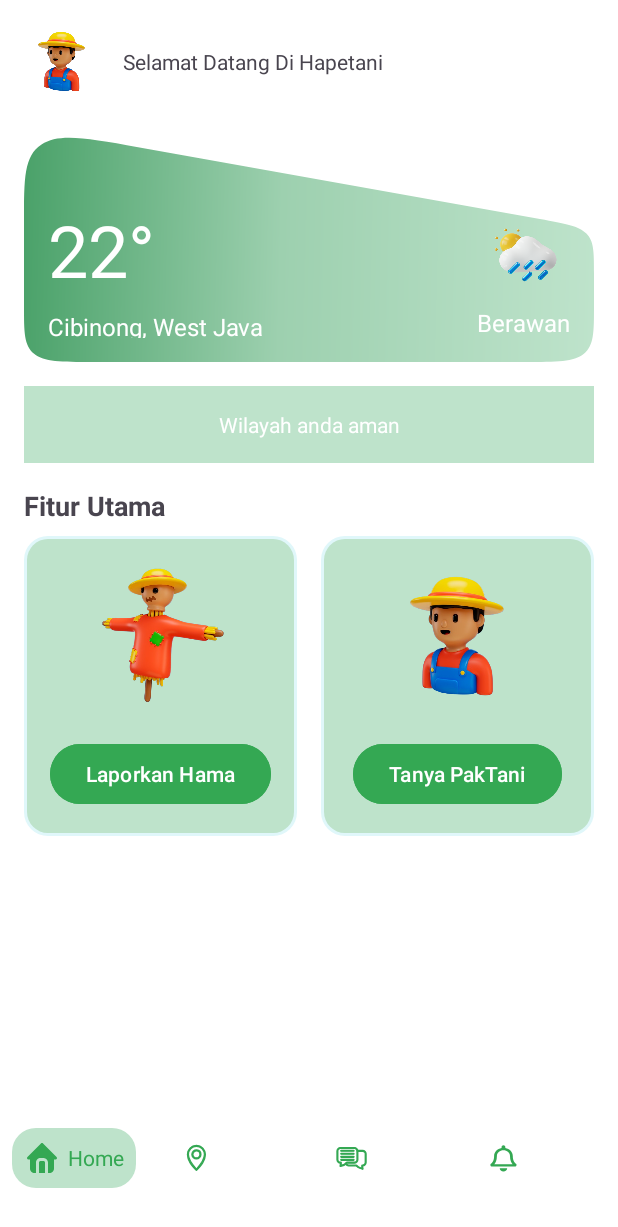
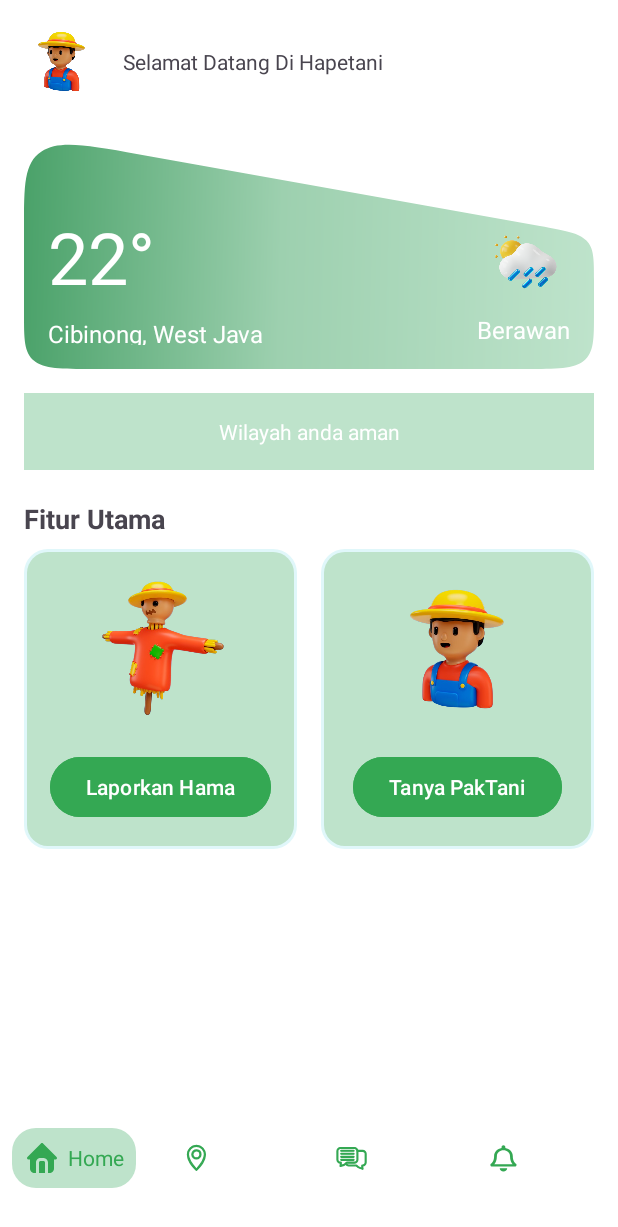
Before and after one commit to TerraShields/FarmShields, an Android app: the HomeFragment screen opened through its navigation route, on a phone screen of 412 x 824 dp. Shown: the top 1227 px of the screen. Run offline under Robolectric (Android 15) with nearby library versions, the phone set to English and light mode, and no system bars; our stand-ins replace navigation-ui.

Commit message:
fix-uiHome

```diff
--- a/app/src/main/res/layout/fragment_home.xml
+++ b/app/src/main/res/layout/fragment_home.xml
@@ -13,7 +13,7 @@
         android:layout_height="wrap_content"
         android:orientation="horizontal"
         android:gravity="center_vertical"
-        android:paddingBottom="25dp">
+        android:paddingBottom="30dp">
 
         <ImageView
             android:id="@+id/logo"
@@ -95,7 +95,7 @@
         android:text="Fitur Utama"
         android:textSize="18sp"
         android:textStyle="bold"
-        android:layout_marginTop="16dp"
+        android:layout_marginTop="20dp"
         android:layout_marginBottom="8dp" />
 
     <LinearLayout
```
